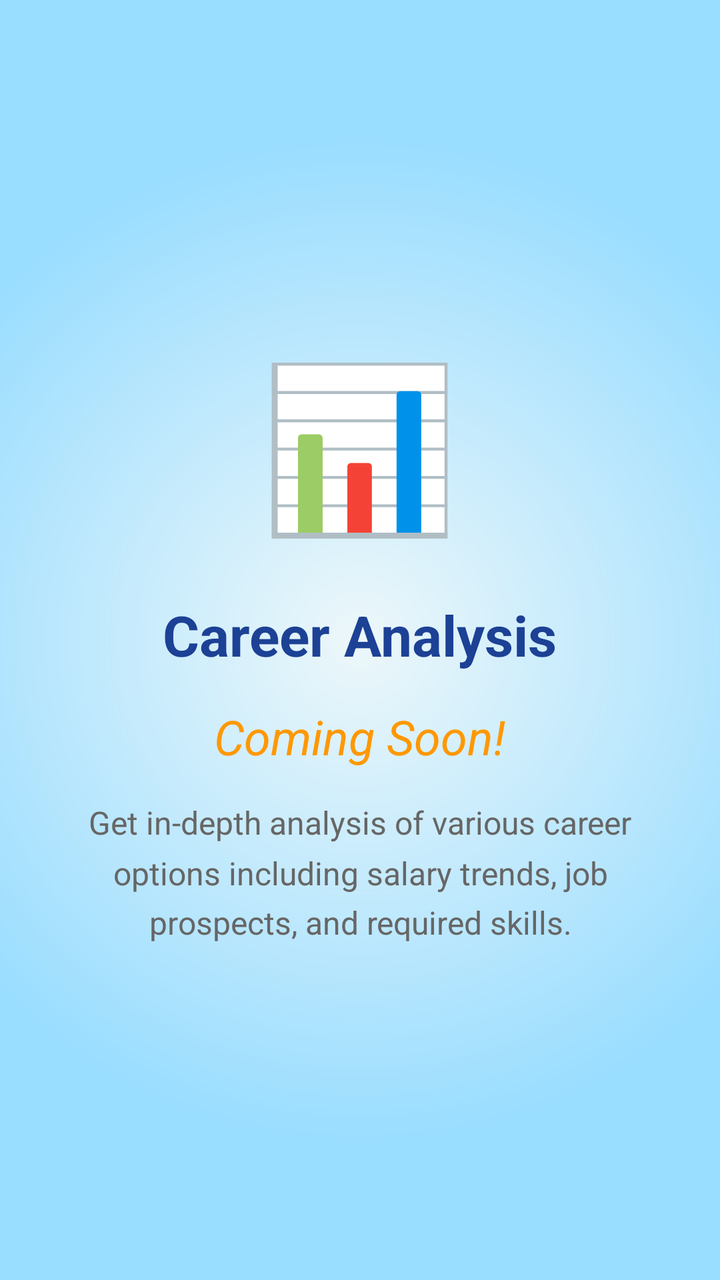
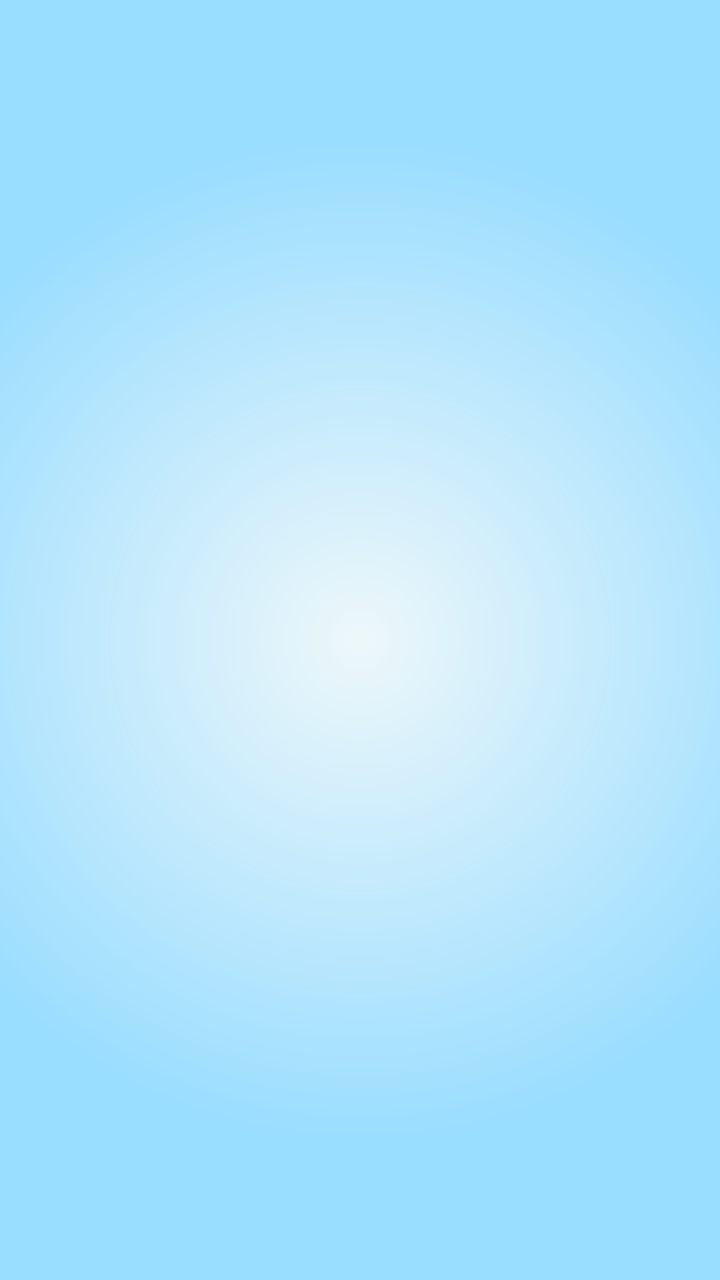

Before-and-after screenshots of an Android layout around one commit, followed by the original layout XML and the change that was made.
<!-- AndroidManifest.xml: application theme Theme.AspirePath -->
<!-- res/layout/activity_analysis.xml -->
<?xml version="1.0" encoding="utf-8"?>
<LinearLayout xmlns:android="http://schemas.android.com/apk/res/android"
    android:layout_width="match_parent"
    android:layout_height="match_parent"
    android:orientation="vertical"
    android:gravity="center"
    android:padding="24dp"
    android:background="@drawable/gradient_bg">

    <TextView
        android:layout_width="wrap_content"
        android:layout_height="wrap_content"
        android:text="📊"
        android:textSize="80sp"
        android:layout_marginBottom="24dp"/>

    <TextView
        android:layout_width="wrap_content"
        android:layout_height="wrap_content"
        android:text="Career Analysis"
        android:textSize="28sp"
        android:textStyle="bold"
        android:textColor="@color/blue"
        android:layout_marginBottom="16dp"/>

    <TextView
        android:layout_width="wrap_content"
        android:layout_height="wrap_content"
        android:text="Coming Soon!"
        android:textSize="24sp"
        android:textColor="#FF9800"
        android:textStyle="italic"
        android:layout_marginBottom="16dp"/>

    <TextView
        android:layout_width="match_parent"
        android:layout_height="wrap_content"
        android:text="Get in-depth analysis of various career options including salary trends, job prospects, and required skills."
        android:textSize="16sp"
        android:textAlignment="center"
        android:textColor="#666666"
        android:lineSpacingMultiplier="1.3"/>

</LinearLayout>
<!-- resources referenced by this layout -->
<resources>
  <color name="blue">#1C4195</color>
  <!-- drawable gradient_bg (drawable) -->
  <?xml version="1.0" encoding="utf-8"?>
  <shape xmlns:android="http://schemas.android.com/apk/res/android"
      android:shape="rectangle">
      <gradient
          android:startColor="#edf7fa"
          android:endColor="#99ddff"
          android:gradientRadius="70%p"
          android:type="radial"
          android:centerX="0.5"
          android:centerY="0.5"
          android:dither="true" />
  </shape>
  <style name="Theme.AspirePath" parent="Base.Theme.AspirePath" />
  <style name="Base.Theme.AspirePath" parent="Theme.Material3.DayNight.NoActionBar">
          
          <item name="colorPrimary">@color/blue</item>
          <item name="colorPrimaryVariant">#0073e6</item>
          <item name="colorOnPrimary">@color/white</item>
          <item name="android:statusBarColor">#0073e6</item>
          
      </style>
  <color name="white">#FFFFFFFF</color>
</resources>

<!-- the commit's change to res/layout/activity_analysis.xml (unified diff, before → after) -->
@@ -1,44 +1,130 @@
 <?xml version="1.0" encoding="utf-8"?>
-<LinearLayout xmlns:android="http://schemas.android.com/apk/res/android"
+<androidx.constraintlayout.widget.ConstraintLayout xmlns:android="http://schemas.android.com/apk/res/android"
+    xmlns:app="http://schemas.android.com/apk/res-auto"
+    xmlns:tools="http://schemas.android.com/tools"
     android:layout_width="match_parent"
     android:layout_height="match_parent"
-    android:orientation="vertical"
-    android:gravity="center"
-    android:padding="24dp"
     android:background="@drawable/gradient_bg">
 
-    <TextView
-        android:layout_width="wrap_content"
-        android:layout_height="wrap_content"
-        android:text="📊"
-        android:textSize="80sp"
-        android:layout_marginBottom="24dp"/>
+    <androidx.recyclerview.widget.RecyclerView
+        android:id="@+id/rvTrendingJobs"
+        android:layout_width="match_parent"
+        android:layout_height="match_parent"
+        android:padding="12dp"
+        android:clipToPadding="false"
+        app:layoutManager="androidx.recyclerview.widget.LinearLayoutManager"
+        tools:listitem="@layout/item_job_card" />
 
-    <TextView
-        android:layout_width="wrap_content"
-        android:layout_height="wrap_content"
-        android:text="Career Analysis"
-        android:textSize="28sp"
-        android:textStyle="bold"
-        android:textColor="@color/blue"
-        android:layout_marginBottom="16dp"/>
+</androidx.constraintlayout.widget.ConstraintLayout>
+<!-- res/layout/item_job_card.xml (included above) -->
+<?xml version="1.0" encoding="utf-8"?>
+<androidx.cardview.widget.CardView xmlns:android="http://schemas.android.com/apk/res/android"
+    xmlns:app="http://schemas.android.com/apk/res-auto"
+    android:layout_width="match_parent"
+    android:layout_height="wrap_content"
+    android:layout_margin="8dp"
+    app:cardCornerRadius="16dp"
+    app:cardElevation="4dp"
+    app:cardBackgroundColor="@android:color/white">
 
-    <TextView
-        android:layout_width="wrap_content"
-        android:layout_height="wrap_content"
-        android:text="Coming Soon!"
-        android:textSize="24sp"
-        android:textColor="#FF9800"
-        android:textStyle="italic"
-        android:layout_marginBottom="16dp"/>
-
-    <TextView
+    <LinearLayout
         android:layout_width="match_parent"
         android:layout_height="wrap_content"
-        android:text="Get in-depth analysis of various career options including salary trends, job prospects, and required skills."
-        android:textSize="16sp"
-        android:textAlignment="center"
-        android:textColor="#666666"
-        android:lineSpacingMultiplier="1.3"/>
+        android:orientation="vertical"
+        android:padding="20dp">
 
-</LinearLayout>
+        <TextView
+            android:id="@+id/tvJobTitle"
+            android:layout_width="match_parent"
+            android:layout_height="wrap_content"
+            android:text="AI &amp; Machine Learning Engineer"
+            android:textSize="20sp"
+            android:textStyle="bold"
+            android:textColor="@color/black"
+            android:fontFamily="sans-serif-medium"
+            android:layout_marginBottom="12dp"/>
+
+        
+        <TextView
+            android:layout_width="wrap_content"
+            android:layout_height="wrap_content"
+            android:text="What they do"
+            android:textSize="14sp"
+            android:textStyle="bold"
+            android:textColor="@android:color/holo_blue_dark"
+            android:layout_marginBottom="4dp"/>
+        <TextView
+            android:id="@+id/tvJobDescription"
+            android:layout_width="wrap_content"
+            android:layout_height="wrap_content"
+            android:text="They build the brains behind automation..."
+            android:textSize="14sp"
+            android:textColor="#555555"
+            android:lineSpacingMultiplier="1.2"
+            android:layout_marginBottom="12dp"/>
+
+        
+        <TextView
+            android:layout_width="wrap_content"
+            android:layout_height="wrap_content"
+            android:text="Core Skills"
+            android:textSize="14sp"
+            android:textStyle="bold"
+            android:textColor="@android:color/holo_green_dark"
+            android:layout_marginBottom="4dp"/>
+        <TextView
+            android:id="@+id/tvJobSkills"
+            android:layout_width="wrap_content"
+            android:layout_height="wrap_content"
+            android:text="Python, PyTorch, Deep Learning..."
+            android:textSize="14sp"
+            android:textColor="#555555"
+            android:lineSpacingMultiplier="1.2"
+            android:layout_marginBottom="12dp"/>
+
+        
+        <TextView
+            android:layout_width="wrap_content"
+            android:layout_height="wrap_content"
+            android:text="Qualifications"
+            android:textSize="14sp"
+            android:textStyle="bold"
+            android:textColor="@android:color/holo_orange_dark"
+            android:layout_marginBottom="4dp"/>
+        <TextView
+            android:id="@+id/tvJobQualifications"
+            android:layout_width="wrap_content"
+            android:layout_height="wrap_content"
+            android:text="Degree in CS, Data Science..."
+            android:textSize="14sp"
+            android:textColor="#555555"
+            android:lineSpacingMultiplier="1.2"
+            android:layout_marginBottom="12dp"/>
+
+         
+        <LinearLayout
+            android:id="@+id/layoutCertifications"
+            android:layout_width="match_parent"
+            android:layout_height="wrap_content"
+            android:orientation="vertical">
+            <TextView
+                android:layout_width="wrap_content"
+                android:layout_height="wrap_content"
+                android:text="Certifications"
+                android:textSize="14sp"
+                android:textStyle="bold"
+                android:textColor="@android:color/holo_purple"
+                android:layout_marginBottom="4dp"/>
+            <TextView
+                android:id="@+id/tvJobCertifications"
+                android:layout_width="wrap_content"
+                android:layout_height="wrap_content"
+                android:text="Cloud Certs, etc..."
+                android:textSize="14sp"
+                android:textColor="#555555"
+                android:lineSpacingMultiplier="1.2"/>
+        </LinearLayout>
+
+    </LinearLayout>
+
+</androidx.cardview.widget.CardView>
<!-- resource entries referenced after the edit -->
@@ -1,5 +1,6 @@
 <!-- resources referenced by this layout -->
 <resources>
+  <color name="black">#FF000000</color>
   <color name="blue">#1C4195</color>
   <!-- drawable gradient_bg (drawable) -->
   <?xml version="1.0" encoding="utf-8"?>
